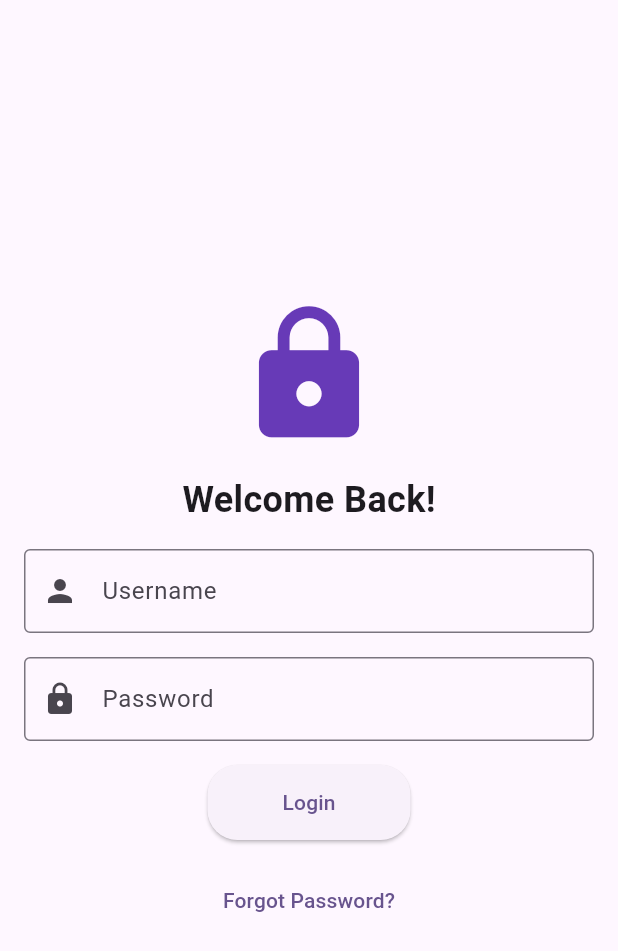
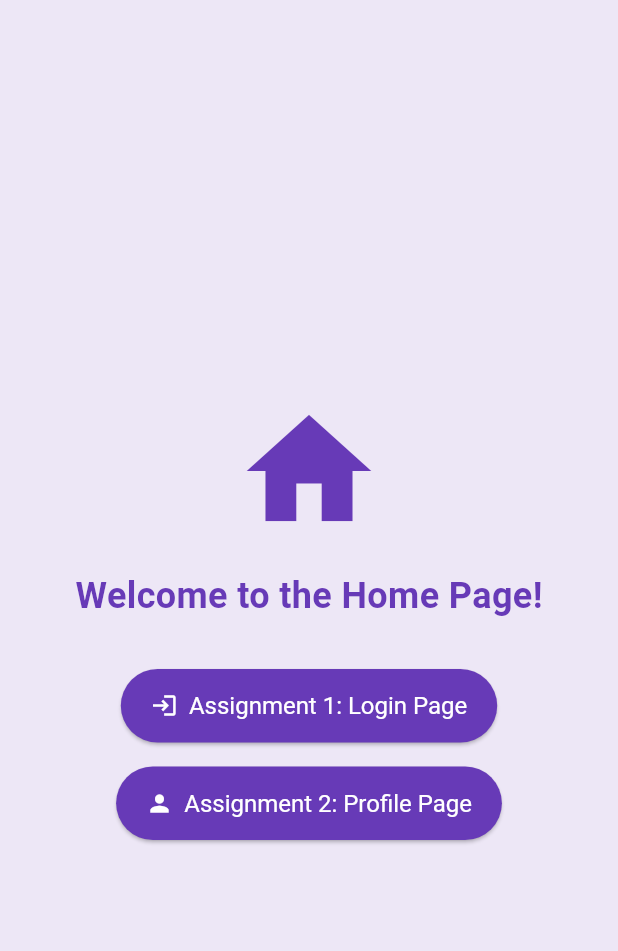
Before and after one commit to Nikmfaris/MobileDev, a Flutter app: the screen it shows after launch, on a phone screen of 412 x 824 dp. Shown: the top 951 px of the screen. Run offline on Flutter 3.47's test engine with Material 3 defaults, Android fonts, the phone set to English and light mode, and no system bars; our stand-ins replace image_picker; Roboto replaces fonts that are missing (SFPro).

Commit message:
assignment 2

```diff
--- /dev/null
+++ b/lib/HomePage.dart
@@ -0,0 +1,81 @@
+import 'package:flutter/material.dart';
+import 'package:mobile/loginpage.dart';
+import 'package:mobile/profilepage.dart';
+
+class HomePage extends StatelessWidget {
+  @override
+  Widget build(BuildContext context) {
+    return Scaffold(
+      body: Stack(
+        children: [
+          // Solid background color
+          Container(
+            color: Colors.deepPurple[50], // Soft purple background color
+          ),
+          Center(
+            child: Column(
+              mainAxisAlignment: MainAxisAlignment.center,
+              children: <Widget>[
+                Icon(
+                  Icons.home,
+                  size: 100,
+                  color: Colors.deepPurple,
+                ),
+                SizedBox(height: 16.0),
+                Text(
+                  'Welcome to the Home Page!',
+                  style: TextStyle(
+                    fontSize: 24,
+                    fontWeight: FontWeight.bold,
+                    color: Colors.deepPurple,
+                    fontFamily: 'SFPro', // Use the custom font
+                  ),
+                ),
+                SizedBox(height: 32.0),
+                ElevatedButton.icon(
+                  onPressed: () {
+                    Navigator.push(
+                      context,
+                      MaterialPageRoute(builder: (context) => LoginPage()),
+                    );
+                  },
+                  icon: Icon(Icons.login),
+                  label: Text('Assignment 1: Login Page'),
+                  style: ElevatedButton.styleFrom(
+                    backgroundColor: Colors.deepPurple, // Set background color
+                    foregroundColor: Colors.white, // Set text color
+                    padding: EdgeInsets.symmetric(horizontal: 20, vertical: 15),
+                    textStyle: TextStyle(
+                      fontSize: 16,
+                      fontFamily: 'SFPro', // Use the custom font
+                    ),
+                  ),
+                ),
+                SizedBox(height: 16.0),
+                ElevatedButton.icon(
+                  onPressed: () {
+                    Navigator.push(
+                      context,
+                      MaterialPageRoute(builder: (context) => ProfilePage()),
+                    );
+                  },
+                  icon: Icon(Icons.person),
+                  label: Text('Assignment 2: Profile Page'),
+                  style: ElevatedButton.styleFrom(
+                    backgroundColor: Colors.deepPurple, // Set background color
+                    foregroundColor: Colors.white, // Set text color
+                    padding: EdgeInsets.symmetric(horizontal: 20, vertical: 15),
+                    textStyle: TextStyle(
+                      fontSize: 16,
+                      fontFamily: 'SFPro', // Use the custom font
+                    ),
+                  ),
+                ),
+              ],
+            ),
+          ),
+        ],
+      ),
+    );
+  }
+}
--- a/lib/main.dart
+++ b/lib/main.dart
@@ -1,5 +1,6 @@
 import 'package:flutter/material.dart';
-import 'package:mobile/loginpage.dart';
+import 'package:mobile/ProfilePage.dart';
+import 'package:mobile/HomePage.dart';
 
 void main() {
   runApp(const MyApp());
@@ -17,11 +18,7 @@ class MyApp extends StatelessWidget {
         colorScheme: ColorScheme.fromSeed(seedColor: Colors.deepPurple),
         useMaterial3: true,
       ),
-      initialRoute: '/',
-      routes: {
-        '/': (context) => LoginPage(),
-        // Add more routes here if needed
-      },
+      home: HomePage(),
     );
   }
 }
```
Also changed, not shown: lib/ProfilePage.dart (added, +141 -0 lines), lib/loginpage.dart (+9 -0 lines), pubspec.yaml (+3 -48 lines), assets/image_gif/assignment2.gif (added), assets/placeholder.png (added), pubspec.lock, 7 other files.
